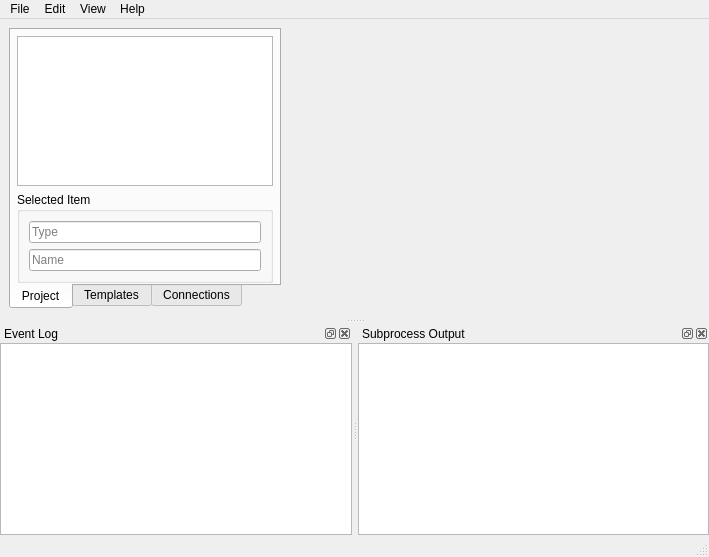
Old version of the form spinetoolbox/ui/mainwindow.ui in the repository spine-tools/Spine-Toolbox.
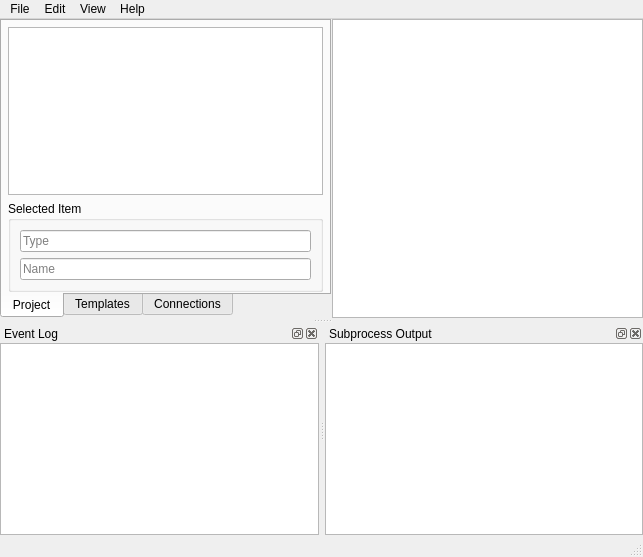
New version of the form. The open tabs and pages were chosen to show the change. Icons and pictures are not drawn. Custom widgets are drawn as their Qt base class.

Commit message:
QGraphicsView is added to the UI in QT Designer.
- CustomGraphicsView class is now in file custom_qgrapchicsview.py.
- References to ui.mdiArea are gone.
- There are graphichs glitches that need to be fixed.

The edit to the form file:
```diff
--- a/spinetoolbox/ui/mainwindow.ui
+++ b/spinetoolbox/ui/mainwindow.ui
@@ -26,7 +26,7 @@
    <rect>
     <x>0</x>
     <y>0</y>
-    <width>709</width>
+    <width>643</width>
     <height>557</height>
    </rect>
   </property>
@@ -34,7 +34,19 @@
    <string>Spine Toolbox</string>
   </property>
   <widget class="QWidget" name="centralwidget">
-   <layout class="QVBoxLayout" name="verticalLayout_4">
+   <layout class="QHBoxLayout" name="horizontalLayout_2">
+    <property name="leftMargin">
+     <number>0</number>
+    </property>
+    <property name="topMargin">
+     <number>0</number>
+    </property>
+    <property name="rightMargin">
+     <number>0</number>
+    </property>
+    <property name="bottomMargin">
+     <number>0</number>
+    </property>
     <item>
      <widget class="QSplitter" name="splitter">
       <property name="orientation">
@@ -87,6 +99,12 @@
          </property>
          <item>
           <widget class="QTreeView" name="treeView_project">
+           <property name="sizePolicy">
+            <sizepolicy hsizetype="Ignored" vsizetype="Expanding">
+             <horstretch>0</horstretch>
+             <verstretch>0</verstretch>
+            </sizepolicy>
+           </property>
            <property name="contextMenuPolicy">
             <enum>Qt::CustomContextMenu</enum>
            </property>
@@ -98,7 +116,7 @@
          <item>
           <widget class="QGroupBox" name="groupBox">
            <property name="sizePolicy">
-            <sizepolicy hsizetype="Preferred" vsizetype="Preferred">
+            <sizepolicy hsizetype="Minimum" vsizetype="Minimum">
              <horstretch>0</horstretch>
              <verstretch>0</verstretch>
             </sizepolicy>
@@ -337,13 +355,22 @@
         </layout>
        </widget>
       </widget>
-      <widget class="QWidget" name="mdiArea_container" native="true">
+      <widget class="CustomQGraphicsView" name="graphicsView">
        <property name="sizePolicy">
-        <sizepolicy hsizetype="Ignored" vsizetype="Expanding">
-         <horstretch>2</horstretch>
+        <sizepolicy hsizetype="Ignored" vsizetype="Ignored">
+         <horstretch>0</horstretch>
          <verstretch>0</verstretch>
         </sizepolicy>
        </property>
+       <property name="frameShadow">
+        <enum>QFrame::Raised</enum>
+       </property>
+       <property name="midLineWidth">
+        <number>0</number>
+       </property>
+       <property name="viewportUpdateMode">
+        <enum>QGraphicsView::FullViewportUpdate</enum>
+       </property>
       </widget>
      </widget>
     </item>
@@ -354,8 +381,8 @@
     <rect>
      <x>0</x>
      <y>0</y>
-     <width>709</width>
-     <height>25</height>
+     <width>643</width>
+     <height>21</height>
     </rect>
    </property>
    <widget class="QMenu" name="menuFile">
@@ -413,6 +440,12 @@
   </widget>
   <widget class="QStatusBar" name="statusbar"/>
   <widget class="QDockWidget" name="dockWidget_eventlog">
+   <property name="sizePolicy">
+    <sizepolicy hsizetype="Preferred" vsizetype="Preferred">
+     <horstretch>0</horstretch>
+     <verstretch>0</verstretch>
+    </sizepolicy>
+   </property>
    <property name="features">
     <set>QDockWidget::AllDockWidgetFeatures</set>
    </property>
@@ -423,6 +456,12 @@
     <number>8</number>
    </attribute>
    <widget class="QWidget" name="dockWidgetContents">
+    <property name="sizePolicy">
+     <sizepolicy hsizetype="Expanding" vsizetype="Expanding">
+      <horstretch>0</horstretch>
+      <verstretch>0</verstretch>
+     </sizepolicy>
+    </property>
     <layout class="QVBoxLayout" name="verticalLayout_3">
      <property name="leftMargin">
       <number>0</number>
@@ -438,6 +477,12 @@
      </property>
      <item>
       <widget class="CustomQTextBrowser" name="textBrowser_eventlog">
+       <property name="sizePolicy">
+        <sizepolicy hsizetype="Expanding" vsizetype="Expanding">
+         <horstretch>0</horstretch>
+         <verstretch>0</verstretch>
+        </sizepolicy>
+       </property>
        <property name="contextMenuPolicy">
         <enum>Qt::DefaultContextMenu</enum>
        </property>
@@ -450,6 +495,18 @@
    </widget>
   </widget>
   <widget class="QDockWidget" name="dockWidget_process_output">
+   <property name="sizePolicy">
+    <sizepolicy hsizetype="Preferred" vsizetype="Preferred">
+     <horstretch>0</horstretch>
+     <verstretch>0</verstretch>
+    </sizepolicy>
+   </property>
+   <property name="minimumSize">
+    <size>
+     <width>80</width>
+     <height>93</height>
+    </size>
+   </property>
    <property name="windowTitle">
     <string>Subprocess Output</string>
    </property>
@@ -457,6 +514,12 @@
     <number>8</number>
    </attribute>
    <widget class="QWidget" name="dockWidgetContents_2">
+    <property name="sizePolicy">
+     <sizepolicy hsizetype="Expanding" vsizetype="Expanding">
+      <horstretch>0</horstretch>
+      <verstretch>0</verstretch>
+     </sizepolicy>
+    </property>
     <layout class="QVBoxLayout" name="verticalLayout_6">
      <property name="leftMargin">
       <number>0</number>
@@ -472,6 +535,12 @@
      </property>
      <item>
       <widget class="CustomQTextBrowser" name="textBrowser_process_output">
+       <property name="sizePolicy">
+        <sizepolicy hsizetype="Expanding" vsizetype="Expanding">
+         <horstretch>0</horstretch>
+         <verstretch>0</verstretch>
+        </sizepolicy>
+       </property>
        <property name="font">
         <font>
          <family>Segoe UI</family>
@@ -610,6 +679,11 @@
    <extends>QTextBrowser</extends>
    <header>widgets/custom_qtextbrowser.h</header>
   </customwidget>
+  <customwidget>
+   <class>CustomQGraphicsView</class>
+   <extends>QGraphicsView</extends>
+   <header>widgets/custom_qgraphicsview.h</header>
+  </customwidget>
  </customwidgets>
  <tabstops>
   <tabstop>tabWidget</tabstop>
```
Left out of the diff: 25 changed lines with no effect on the pictures. The commit also changes 12 other files.
